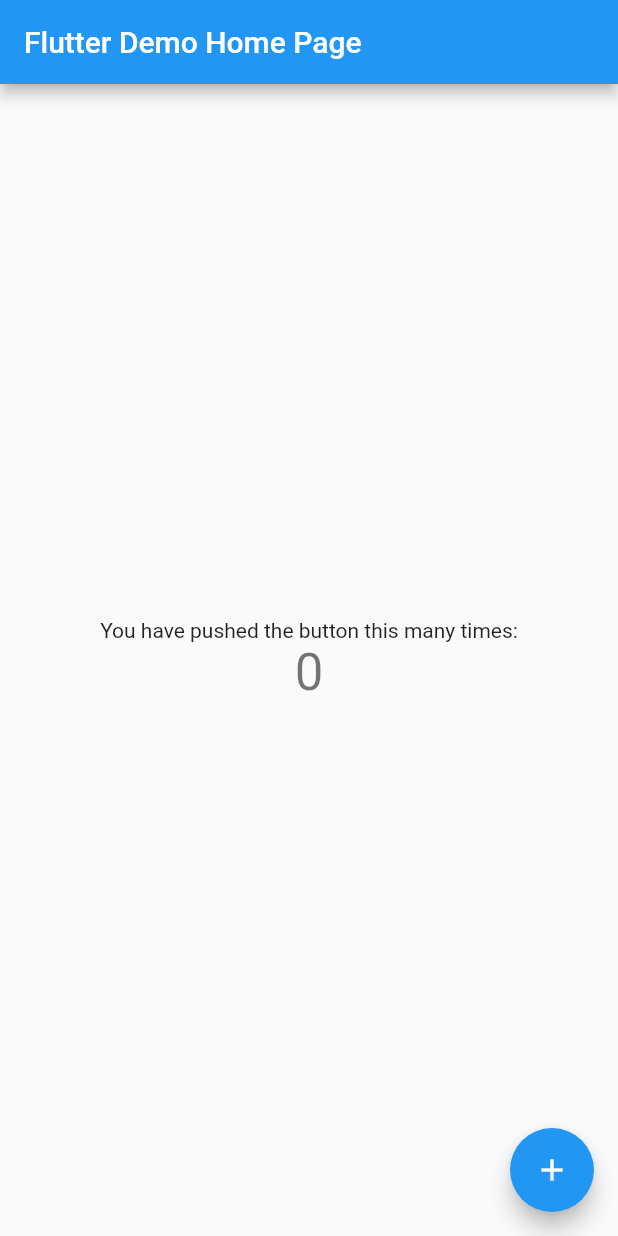
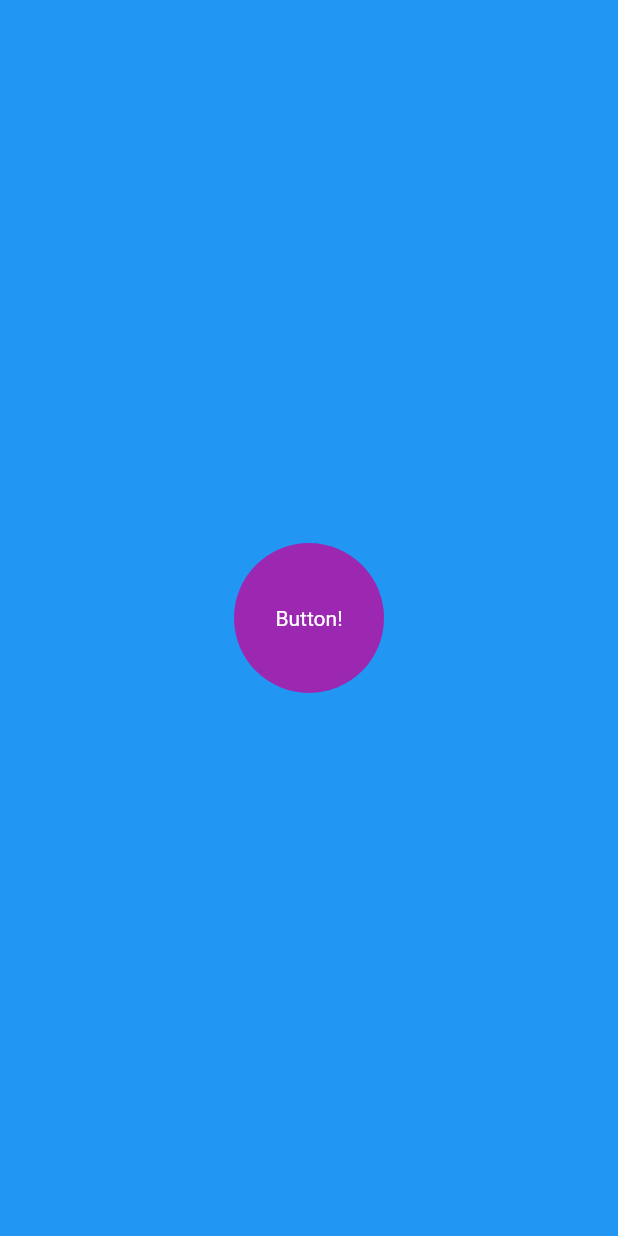
Before and after one commit to YatharthDhingra/Animdo, a Flutter app: the screen it shows after launch, on a phone screen of 412 x 824 dp. Run offline on Flutter 3.47's test engine with Material 2 defaults, Android fonts, the phone set to English and light mode, and no system bars.

Commit message:
Added the button

```diff
--- a/lib/main.dart
+++ b/lib/main.dart
@@ -1,3 +1,4 @@
+import 'package:animdo/pages/home_page.dart';
 import 'package:flutter/material.dart';
 
 void main() {
@@ -11,7 +12,7 @@ class MyApp extends StatelessWidget {
   @override
   Widget build(BuildContext context) {
     return MaterialApp(
-      title: 'Flutter Demo',
+      title: 'Animdo',
       theme: ThemeData(
         // This is the theme of your application.
         //
@@ -24,7 +25,7 @@ class MyApp extends StatelessWidget {
         // is not restarted.
         primarySwatch: Colors.blue,
       ),
-      home: const MyHomePage(title: 'Flutter Demo Home Page'),
+      home: HomePage(),
     );
   }
 }
--- /dev/null
+++ b/lib/pages/home_page.dart
@@ -0,0 +1,68 @@
+import 'package:flutter/material.dart';
+
+class HomePage extends StatefulWidget {
+  @override
+  State<StatefulWidget> createState() {
+    return _HomePageState();
+  }
+}
+
+class _HomePageState extends State<HomePage> {
+  double _buttonRadius = 100; //initially
+
+  @override
+  Widget build(BuildContext context) {
+    return Scaffold(
+      body: Container(
+        child: Stack(
+          clipBehavior:
+              Clip.none, //Act of restricting the rendering to a particular area
+          children: [
+            _pageBackground(), //for background color
+            _circularAnimationButton(),
+          ],
+        ),
+      ),
+    );
+  }
+
+  Widget _pageBackground() {
+    return Container(
+      color: Colors.blue,
+    ); //for background color
+  }
+
+  Widget _circularAnimationButton() {
+    return Center(
+        //wrap the widget with center to center it on the screen
+        child: GestureDetector(
+            //detects gestures on its child
+            onTap: () {
+              setState(() {
+                //re-renders the screen and also calls the build method again
+                _buttonRadius += _buttonRadius == 100 ? 100 : -100;
+                //ternary operator -> doubles the size if it is 100 , halves the size if it's 200
+              });
+            },
+            child: AnimatedContainer(
+              //we write 'Animated' in front of everything that has animation
+
+              duration: const Duration(
+                  seconds: 2), //duration should be given to the animation
+
+              curve: Curves.bounceIn,   //our animation takes place linearly by default
+              //if we want to change how it transitions from start to end , we do it by using curve
+
+              height:
+                  _buttonRadius, //did both _deviceWidth as it should be a circle
+              width: _buttonRadius,
+              decoration: BoxDecoration(
+                  color: Colors.purple,
+                  borderRadius: BorderRadius.circular(1000)),
+                  // we gave such a high radius that it becomes circular
+
+              child: const  Center(child: Text("Button!" , style: TextStyle(color: Colors.white),),),
+              //a centered text inside the button
+            )));
+  }
+}
```
